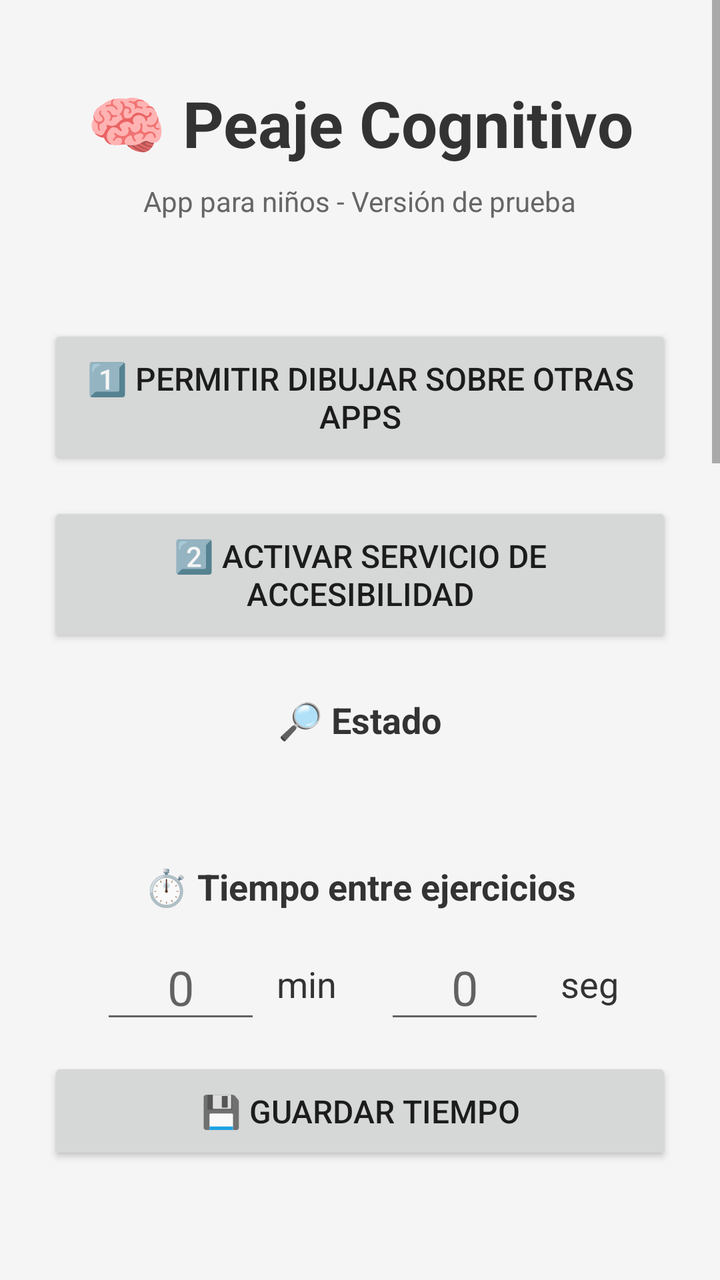
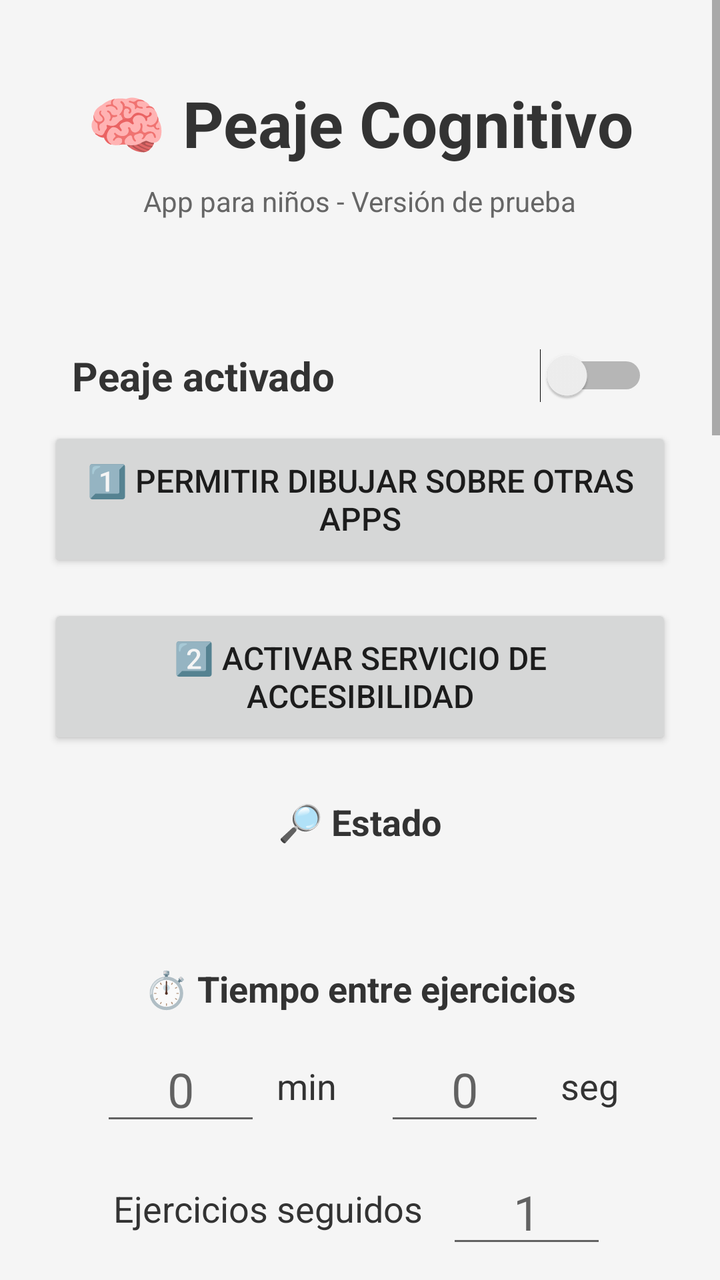

Screens rendered from an Android XML layout before and after an edit, with the pre-edit source and the edit as a unified diff.
<!-- AndroidManifest.xml: application theme Theme.AppCompat.Light.DarkActionBar -->
<!-- res/layout/activity_main.xml -->
<?xml version="1.0" encoding="utf-8"?>
<ScrollView xmlns:android="http://schemas.android.com/apk/res/android"
    android:layout_width="match_parent"
    android:layout_height="match_parent"
    android:background="#F5F5F5"
    android:fillViewport="true">

    <LinearLayout
        android:layout_width="match_parent"
        android:layout_height="wrap_content"
        android:gravity="center_horizontal"
        android:orientation="vertical"
        android:padding="24dp">

        <TextView
            android:layout_width="wrap_content"
            android:layout_height="wrap_content"
            android:layout_marginTop="16dp"
            android:layout_marginBottom="8dp"
            android:text="🧠 Peaje Cognitivo"
            android:textColor="#333"
            android:textSize="32sp"
            android:textStyle="bold" />

        <TextView
            android:layout_width="wrap_content"
            android:layout_height="wrap_content"
            android:layout_marginBottom="4dp"
            android:text="App para niños - Versión de prueba"
            android:textColor="#666"
            android:textSize="14sp" />

        <TextView
            android:id="@+id/tvVersion"
            android:layout_width="wrap_content"
            android:layout_height="wrap_content"
            android:layout_marginBottom="32dp"
            android:textColor="#999"
            android:textSize="12sp" />

        <Button
            android:id="@+id/btnEnableOverlay"
            android:layout_width="match_parent"
            android:layout_height="wrap_content"
            android:padding="16dp"
            android:text="1️⃣ Permitir dibujar sobre otras apps"
            android:textSize="16sp" />

        <Button
            android:id="@+id/btnEnableAccessibility"
            android:layout_width="match_parent"
            android:layout_height="wrap_content"
            android:layout_marginTop="16dp"
            android:padding="16dp"
            android:text="2️⃣ Activar servicio de accesibilidad"
            android:textSize="16sp" />

        
        <TextView
            android:layout_width="wrap_content"
            android:layout_height="wrap_content"
            android:layout_marginTop="24dp"
            android:text="🔎 Estado"
            android:textColor="#333"
            android:textSize="18sp"
            android:textStyle="bold" />

        <TextView
            android:id="@+id/tvEstado"
            android:layout_width="wrap_content"
            android:layout_height="wrap_content"
            android:layout_marginTop="8dp"
            android:lineSpacingMultiplier="1.2"
            android:textColor="#444"
            android:textSize="14sp" />

        <TextView
            android:layout_width="wrap_content"
            android:layout_height="wrap_content"
            android:layout_marginTop="32dp"
            android:text="⏱️ Tiempo entre ejercicios"
            android:textColor="#333"
            android:textSize="18sp"
            android:textStyle="bold" />

        <LinearLayout
            android:layout_width="wrap_content"
            android:layout_height="wrap_content"
            android:layout_marginTop="12dp"
            android:gravity="center_vertical"
            android:orientation="horizontal">

            <EditText
                android:id="@+id/etMinutes"
                android:layout_width="80dp"
                android:layout_height="wrap_content"
                android:gravity="center"
                android:hint="0"
                android:importantForAutofill="no"
                android:inputType="number"
                android:maxLength="3"
                android:textSize="24sp" />

            <TextView
                android:layout_width="wrap_content"
                android:layout_height="wrap_content"
                android:layout_marginStart="8dp"
                android:layout_marginEnd="24dp"
                android:text="min"
                android:textColor="#333"
                android:textSize="18sp" />

            <EditText
                android:id="@+id/etSeconds"
                android:layout_width="80dp"
                android:layout_height="wrap_content"
                android:gravity="center"
                android:hint="0"
                android:importantForAutofill="no"
                android:inputType="number"
                android:maxLength="2"
                android:textSize="24sp" />

            <TextView
                android:layout_width="wrap_content"
                android:layout_height="wrap_content"
                android:layout_marginStart="8dp"
                android:text="seg"
                android:textColor="#333"
                android:textSize="18sp" />
        </LinearLayout>

        <Button
            android:id="@+id/btnSaveInterval"
            android:layout_width="match_parent"
            android:layout_height="wrap_content"
            android:layout_marginTop="12dp"
            android:padding="16dp"
            android:text="💾 Guardar tiempo"
            android:textSize="16sp" />

        <TextView
            android:id="@+id/tvIntervalCurrent"
            android:layout_width="wrap_content"
            android:layout_height="wrap_content"
            android:layout_marginTop="8dp"
            android:textColor="#666"
            android:textSize="14sp" />

        <TextView
            android:layout_width="wrap_content"
            android:layout_height="wrap_content"
            android:layout_marginTop="32dp"
            android:text="🎯 Tipos de ejercicio"
            android:textColor="#333"
            android:textSize="18sp"
            android:textStyle="bold" />

        <CheckBox
            android:id="@+id/cbSuma"
            android:layout_width="wrap_content"
            android:layout_height="wrap_content"
            android:layout_marginTop="4dp"
            android:text="➕ Sumas (con dibujos)"
            android:textSize="16sp" />

        <CheckBox
            android:id="@+id/cbResta"
            android:layout_width="wrap_content"
            android:layout_height="wrap_content"
            android:text="➖ Restas (con dibujos)"
            android:textSize="16sp" />

        <CheckBox
            android:id="@+id/cbAnimales"
            android:layout_width="wrap_content"
            android:layout_height="wrap_content"
            android:text="🐶 Animales"
            android:textSize="16sp" />

        <CheckBox
            android:id="@+id/cbObjetos"
            android:layout_width="wrap_content"
            android:layout_height="wrap_content"
            android:text="🎈 Objetos"
            android:textSize="16sp" />

        <CheckBox
            android:id="@+id/cbEmociones"
            android:layout_width="wrap_content"
            android:layout_height="wrap_content"
            android:text="😊 Emociones (caras)"
            android:textSize="16sp" />

        <CheckBox
            android:id="@+id/cbLetras"
            android:layout_width="wrap_content"
            android:layout_height="wrap_content"
            android:text="🔤 Letras"
            android:textSize="16sp" />

        <CheckBox
            android:id="@+id/cbColores"
            android:layout_width="wrap_content"
            android:layout_height="wrap_content"
            android:text="🎨 Colores"
            android:textSize="16sp" />

        <CheckBox
            android:id="@+id/cbFormas"
            android:layout_width="wrap_content"
            android:layout_height="wrap_content"
            android:text="🔷 Formas"
            android:textSize="16sp" />

        <CheckBox
            android:id="@+id/cbContar"
            android:layout_width="wrap_content"
            android:layout_height="wrap_content"
            android:text="🔢 Contar"
            android:textSize="16sp" />

        <CheckBox
            android:id="@+id/cbSecuencias"
            android:layout_width="wrap_content"
            android:layout_height="wrap_content"
            android:text="➡️ Secuencias de números"
            android:textSize="16sp" />

        <TextView
            android:layout_width="wrap_content"
            android:layout_height="wrap_content"
            android:layout_marginTop="4dp"
            android:gravity="center"
            android:text="Si marcás varios, salen mezclados."
            android:textColor="#888"
            android:textSize="12sp" />

        <TextView
            android:layout_width="wrap_content"
            android:layout_height="wrap_content"
            android:layout_marginTop="24dp"
            android:text="📈 Dificultad"
            android:textColor="#333"
            android:textSize="18sp"
            android:textStyle="bold" />

        <RadioGroup
            android:id="@+id/rgNivel"
            android:layout_width="wrap_content"
            android:layout_height="wrap_content"
            android:layout_marginTop="4dp"
            android:orientation="vertical">

            <RadioButton
                android:id="@+id/rbNivel1"
                android:layout_width="wrap_content"
                android:layout_height="wrap_content"
                android:text="Fácil"
                android:textSize="16sp" />

            <RadioButton
                android:id="@+id/rbNivel2"
                android:layout_width="wrap_content"
                android:layout_height="wrap_content"
                android:text="Medio"
                android:textSize="16sp" />

            <RadioButton
                android:id="@+id/rbNivel3"
                android:layout_width="wrap_content"
                android:layout_height="wrap_content"
                android:text="Difícil"
                android:textSize="16sp" />
        </RadioGroup>

        <TextView
            android:layout_width="wrap_content"
            android:layout_height="wrap_content"
            android:layout_marginTop="24dp"
            android:text="📊 Progreso por tipo"
            android:textColor="#333"
            android:textSize="18sp"
            android:textStyle="bold" />

        <TextView
            android:id="@+id/tvHistorial"
            android:layout_width="wrap_content"
            android:layout_height="wrap_content"
            android:layout_marginTop="8dp"
            android:lineSpacingMultiplier="1.2"
            android:textColor="#444"
            android:textSize="14sp" />

        <Button
            android:id="@+id/btnBorrarHistorial"
            android:layout_width="match_parent"
            android:layout_height="wrap_content"
            android:layout_marginTop="8dp"
            android:text="Borrar progreso"
            android:textSize="14sp" />

        <CheckBox
            android:id="@+id/cbVoz"
            android:layout_width="wrap_content"
            android:layout_height="wrap_content"
            android:layout_marginTop="24dp"
            android:text="🔊 Leer el ejercicio en voz alta"
            android:textSize="16sp" />

        <Button
            android:id="@+id/btnPin"
            android:layout_width="match_parent"
            android:layout_height="wrap_content"
            android:layout_marginTop="16dp"
            android:padding="16dp"
            android:text="🔒 PIN de padres"
            android:textSize="16sp" />

        <Button
            android:id="@+id/btnTestOverlay"
            android:layout_width="match_parent"
            android:layout_height="wrap_content"
            android:layout_marginTop="32dp"
            android:backgroundTint="#4CAF50"
            android:padding="16dp"
            android:text="🧪 Probar overlay ahora"
            android:textSize="16sp" />

        <Button
            android:id="@+id/btnVerRegistro"
            android:layout_width="match_parent"
            android:layout_height="wrap_content"
            android:layout_marginTop="16dp"
            android:padding="16dp"
            android:text="📋 Ver registro (diagnóstico)"
            android:textSize="16sp" />

        <TextView
            android:layout_width="wrap_content"
            android:layout_height="wrap_content"
            android:layout_marginTop="32dp"
            android:layout_marginBottom="16dp"
            android:gravity="center"
            android:lineSpacingMultiplier="1.3"
            android:text="Instrucciones:\n1. Dar los dos permisos arriba\n2. Elegir tiempo y tipos de ejercicio\n3. Abrir YouTube\n4. Esperar el tiempo elegido\n5. Aparecerá el ejercicio"
            android:textColor="#666"
            android:textSize="14sp" />

    </LinearLayout>
</ScrollView>
<!-- resources referenced by this layout -->
<resources>

</resources>

<!-- the commit's change to res/layout/activity_main.xml (unified diff, before → after) -->
@@ -38,6 +38,16 @@
             android:textColor="#999"
             android:textSize="12sp" />
 
+        <Switch
+            android:id="@+id/swActivo"
+            android:layout_width="match_parent"
+            android:layout_height="wrap_content"
+            android:padding="12dp"
+            android:text="Peaje activado"
+            android:textColor="#333"
+            android:textSize="20sp"
+            android:textStyle="bold" />
+
         <Button
             android:id="@+id/btnEnableOverlay"
             android:layout_width="match_parent"
@@ -130,13 +140,40 @@
                 android:textSize="18sp" />
         </LinearLayout>
 
+        <LinearLayout
+            android:layout_width="wrap_content"
+            android:layout_height="wrap_content"
+            android:layout_marginTop="12dp"
+            android:gravity="center_vertical"
+            android:orientation="horizontal">
+
+            <TextView
+                android:layout_width="wrap_content"
+                android:layout_height="wrap_content"
+                android:layout_marginEnd="12dp"
+                android:text="Ejercicios seguidos"
+                android:textColor="#333"
+                android:textSize="18sp" />
+
+            <EditText
+                android:id="@+id/etSerie"
+                android:layout_width="80dp"
+                android:layout_height="wrap_content"
+                android:gravity="center"
+                android:hint="1"
+                android:importantForAutofill="no"
+                android:inputType="number"
+                android:maxLength="2"
+                android:textSize="24sp" />
+        </LinearLayout>
+
         <Button
             android:id="@+id/btnSaveInterval"
             android:layout_width="match_parent"
             android:layout_height="wrap_content"
             android:layout_marginTop="12dp"
             android:padding="16dp"
-            android:text="💾 Guardar tiempo"
+            android:text="💾 Guardar tiempo y cantidad"
             android:textSize="16sp" />
 
         <TextView
